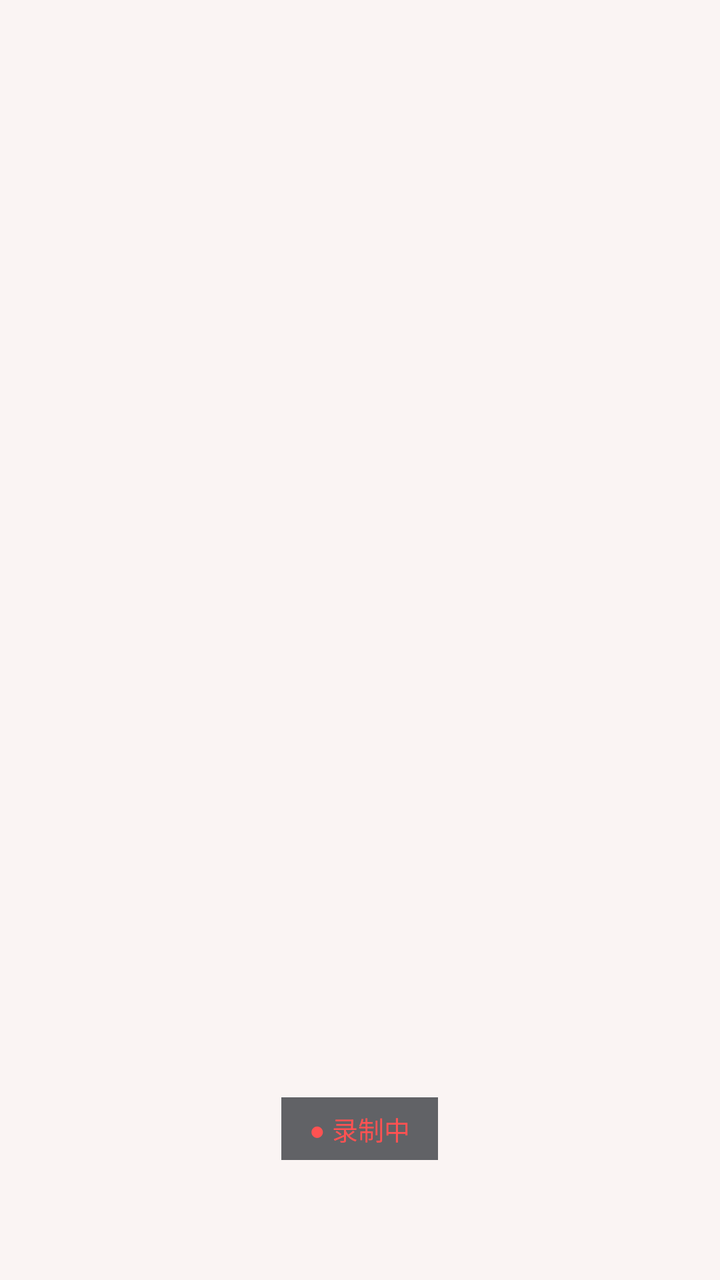
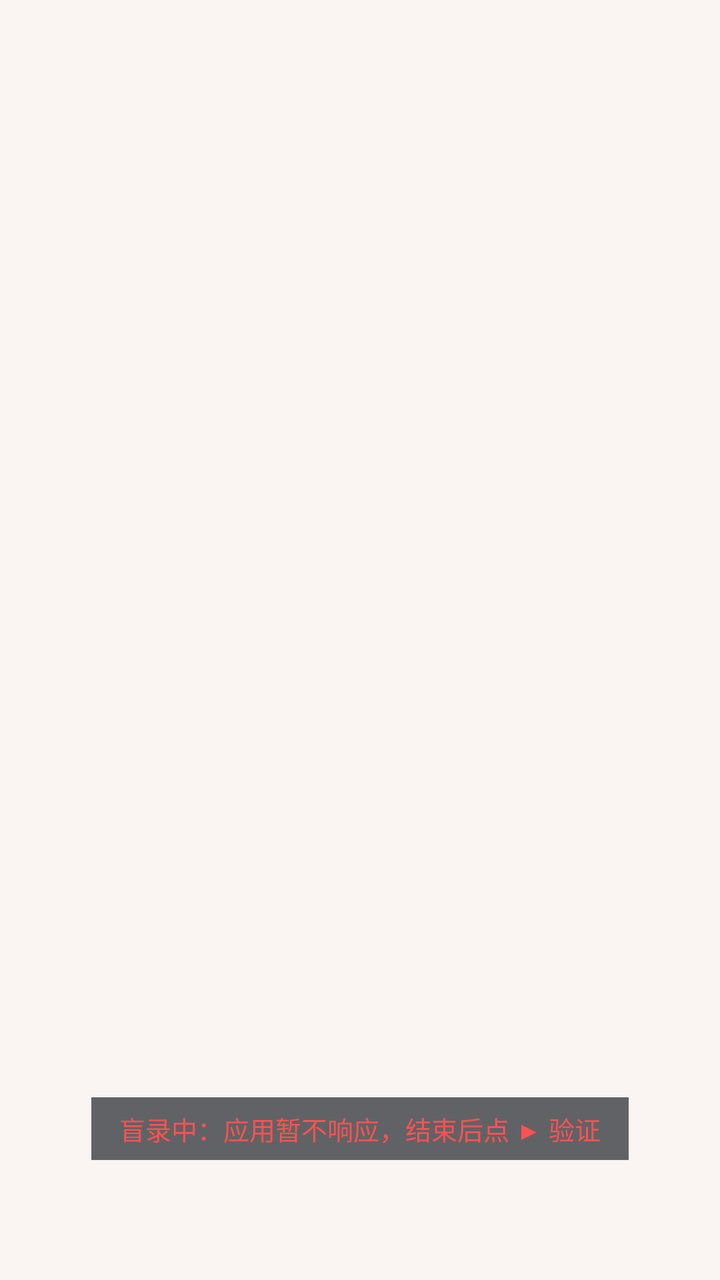

Compare the two renders of this Android layout. The source of the first and the diff that turns it into the second are given below.
<!-- AndroidManifest.xml: application theme Theme.TapReplay -->
<!-- res/layout/overlay_capture.xml -->
<?xml version="1.0" encoding="utf-8"?>
<FrameLayout xmlns:android="http://schemas.android.com/apk/res/android"
    android:layout_width="match_parent"
    android:layout_height="match_parent"
    android:background="#08FF3B30">

    <TextView
        android:id="@+id/recHint"
        android:layout_width="wrap_content"
        android:layout_height="wrap_content"
        android:layout_gravity="bottom|center_horizontal"
        android:layout_marginBottom="60dp"
        android:background="#B321252B"
        android:paddingHorizontal="14dp"
        android:paddingVertical="6dp"
        android:text="● 录制中"
        android:textColor="#FF5252"
        android:textSize="13sp" />
</FrameLayout>
<!-- resources referenced by this layout -->
<resources>
  <style name="Theme.TapReplay" parent="android:Theme.Material.Light.NoActionBar">
          <item name="android:colorAccent">#6366F1</item>
          <item name="android:windowActionModeOverlay">true</item>
      </style>
</resources>

<!-- the commit's change to res/layout/overlay_capture.xml (unified diff, before → after) -->
@@ -13,7 +13,7 @@
         android:background="#B321252B"
         android:paddingHorizontal="14dp"
         android:paddingVertical="6dp"
-        android:text="● 录制中"
+        android:text="盲录中：应用暂不响应，结束后点 ▶ 验证"
         android:textColor="#FF5252"
         android:textSize="13sp" />
 </FrameLayout>
